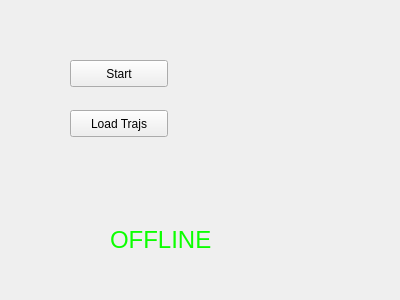
The window that include/move3d_ros_gui.ui (jmainpri/move3d_ros) describes before a commit, drawn with Qt 5.
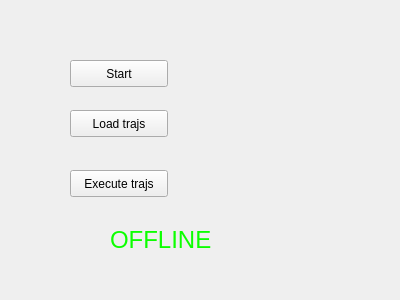
The same window after the commit.

```diff
--- a/include/move3d_ros_gui.ui
+++ b/include/move3d_ros_gui.ui
@@ -36,7 +36,7 @@
     </rect>
    </property>
    <property name="text">
-    <string>Load Trajs</string>
+    <string>Load trajs</string>
    </property>
   </widget>
   <widget class="QLabel" name="labelOnline">
@@ -52,6 +52,19 @@
     <string>&lt;html&gt;&lt;head/&gt;&lt;body&gt;&lt;p&gt;&lt;span style=&quot; font-size:18pt; color:#0cff00;&quot;&gt;OFFLINE&lt;/span&gt;&lt;/p&gt;&lt;/body&gt;&lt;/html&gt;</string>
    </property>
   </widget>
+  <widget class="QPushButton" name="pushButtonExecTrajs">
+   <property name="geometry">
+    <rect>
+     <x>70</x>
+     <y>170</y>
+     <width>98</width>
+     <height>27</height>
+    </rect>
+   </property>
+   <property name="text">
+    <string>Execute trajs</string>
+   </property>
+  </widget>
  </widget>
  <resources/>
  <connections/>
```
